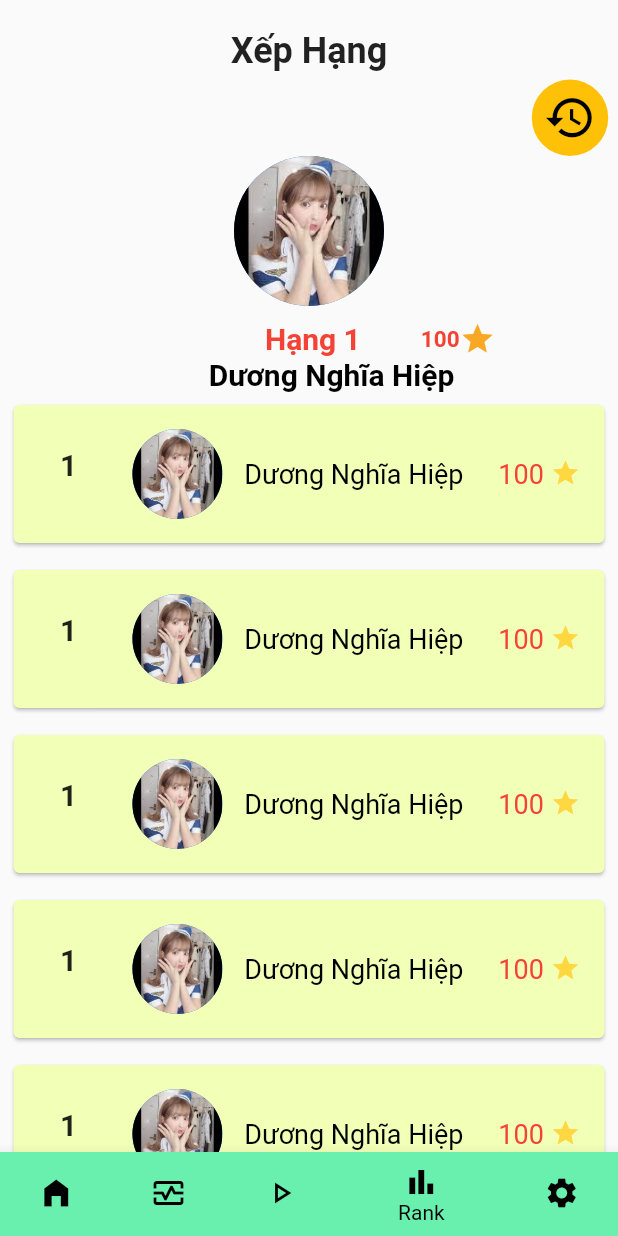
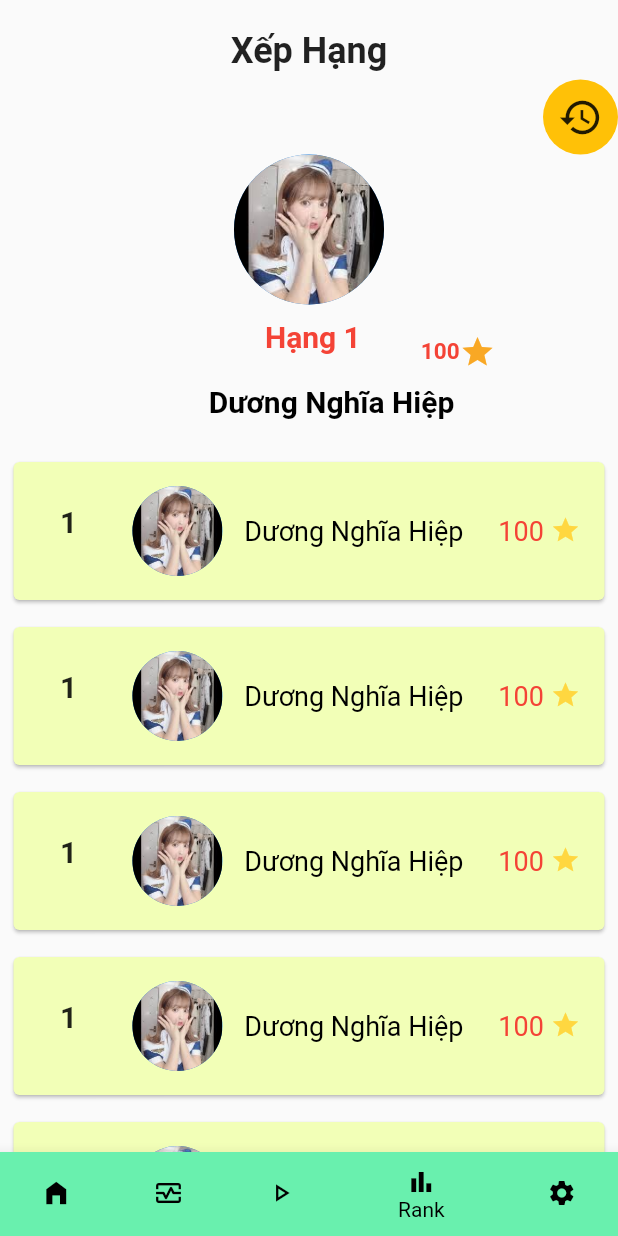
Before and after one commit to adsktin/App_Trac_Nghiem, a Flutter app: the Home screen opened by its route, on a phone screen of 412 x 824 dp. Run offline on Flutter 3.47's test engine with Material 2 defaults, Android fonts, the phone set to English and light mode, and no system bars; our stand-ins replace google_fonts, lottie.

Commit message:
update home main fix play and route

```diff
--- a/app_trac_nghiem/lib/home.dart
+++ b/app_trac_nghiem/lib/home.dart
@@ -1,4 +1,6 @@
+import 'package:app_trac_nghiem/type_questions.dart';
 import 'package:flutter/material.dart';
+import 'play.dart';
 
 class Home extends StatefulWidget {
   const Home({super.key});
@@ -163,9 +165,7 @@ class _HomeState extends State<Home> {
     ),
     //
 
-    const Text(
-      'Index 3: play',
-    ),
+    const TypeQuestions(),
     //  rank
     ListView(
       children: [
@@ -184,17 +184,19 @@ class _HomeState extends State<Home> {
         Row(
           mainAxisAlignment: MainAxisAlignment.end,
           children: [
-            TextButton(
-              style: TextButton.styleFrom(
-                backgroundColor: Colors.amber,
-                shape: const CircleBorder(),
+            Container(
+              width: 50,
+              height: 50,
+              decoration: const BoxDecoration(
+                  color: Colors.amber, shape: BoxShape.circle),
+              child: IconButton(
+                style: TextButton.styleFrom(
+                  backgroundColor: Colors.amber,
+                  shape: const CircleBorder(),
+                ),
+                icon: const Icon(Icons.history_outlined, size: 30),
+                onPressed: () {},
               ),
-              child: const Icon(
-                Icons.history_outlined,
-                color: Colors.black,
-                size: 35,
-              ),
-              onPressed: () {},
             ),
           ],
         ),
@@ -209,7 +211,7 @@ class _HomeState extends State<Home> {
             mainAxisAlignment: MainAxisAlignment.center,
             children: [
               const Padding(
-                padding: EdgeInsets.fromLTRB(80, 0, 40, 0),
+                padding: EdgeInsets.fromLTRB(80, 0, 40, 20),
                 child: Text(
                   'Hạng 1',
                   style: TextStyle(
@@ -228,7 +230,7 @@ class _HomeState extends State<Home> {
           ),
         ),
         const Padding(
-          padding: EdgeInsets.fromLTRB(70, 0, 40, 0),
+          padding: EdgeInsets.fromLTRB(70, 0, 40, 20),
           child: Text(
             textAlign: TextAlign.center,
             'Dương Nghĩa Hiệp',
@@ -253,9 +255,9 @@ class _HomeState extends State<Home> {
                         mainAxisAlignment: MainAxisAlignment.center,
                         children: <Widget>[
                           ListTile(
-                            leading: Padding(
-                              padding: const EdgeInsets.only(left: 15),
-                              child: const Text(
+                            leading: const Padding(
+                              padding: EdgeInsets.only(left: 15),
+                              child: Text(
                                 '1',
                                 textAlign: TextAlign.center,
                                 style: TextStyle(
@@ -264,12 +266,12 @@ class _HomeState extends State<Home> {
                             ),
                             title: Row(
                               mainAxisAlignment: MainAxisAlignment.spaceAround,
-                              children: [
-                                const CircleAvatar(
+                              children: const [
+                                CircleAvatar(
                                     radius: 30,
                                     backgroundImage: AssetImage(
                                         'assets/images/hinhgaidep.jpg')),
-                                const Text('Dương Nghĩa Hiệp',
+                                Text('Dương Nghĩa Hiệp',
                                     style: TextStyle(
                                         fontSize: 18, color: Colors.black)),
                               ],
@@ -298,9 +300,34 @@ class _HomeState extends State<Home> {
         ),
       ],
     ),
-    //
-    const Text(
-      'Index 5: Settings',
+    // setting
+    Column(
+      children: [
+        Padding(
+          padding: const EdgeInsets.only(top: 20),
+          child: Stack(
+            children: [
+              Container(
+                width: 350,
+                height: 400,
+                color: Colors.green,
+                child: Column(
+                    mainAxisAlignment: MainAxisAlignment.center,
+                    children: [
+                      Text('Cài Đặt'),
+                      CircleAvatar(
+                        radius: 40,
+                        backgroundImage:
+                            AssetImage('assets/images/hinhgaidep.jpg'),
+                      ),
+                      Text('Cài Đặt'),
+                      Text('Cài Đặt'),
+                    ]),
+              ),
+            ],
+          ),
+        ),
+      ],
     ),
   ];
   void _onItemTapped(int index) {
@@ -314,6 +341,7 @@ class _HomeState extends State<Home> {
     return Scaffold(
       body: Center(child: _widgetOptions.elementAt(_selectedIndex)),
       bottomNavigationBar: BottomNavigationBar(
+        iconSize: 20,
         items: const <BottomNavigationBarItem>[
           BottomNavigationBarItem(
               icon: Icon(Icons.home_filled, color: Colors.black),
--- a/app_trac_nghiem/lib/main.dart
+++ b/app_trac_nghiem/lib/main.dart
@@ -22,13 +22,14 @@ class MyApp extends StatelessWidget {
   Widget build(BuildContext context) {
     return MaterialApp(
         debugShowCheckedModeBanner: false,
-        home: const Play(),
+        home: const Home(),
         routes: {
           '/loading': (context) => const Loading(),
           '/firstscreen': (context) => const Firstscreen(),
           '/login': (context) => const Login(),
           '/register': (context) => const Register(),
           '/home': (context) => const Home(),
+          '/play': (context) => const Play(),
         });
   }
 }
--- a/app_trac_nghiem/lib/type_questions.dart
+++ b/app_trac_nghiem/lib/type_questions.dart
@@ -101,7 +101,7 @@ showAlertDialog(BuildContext context) {
     onPressed: () {
       //Navigator.push(
       //context, MaterialPageRoute(builder: (context) => Page1()));
-      Navigator.of(context, rootNavigator: true).pushNamed('/firstscreen');
+      Navigator.of(context, rootNavigator: true).pushNamed('/play');
     },
   );
 
@@ -116,7 +116,6 @@ showAlertDialog(BuildContext context) {
     ),
     content: const Text("Bạn có muốn vào trận đấu?"),
     actions: [
-
       cancelButton,
       continueButton,
     ],
```
Also changed, not shown: app_trac_nghiem/lib/play.dart (+68 -6 lines).
